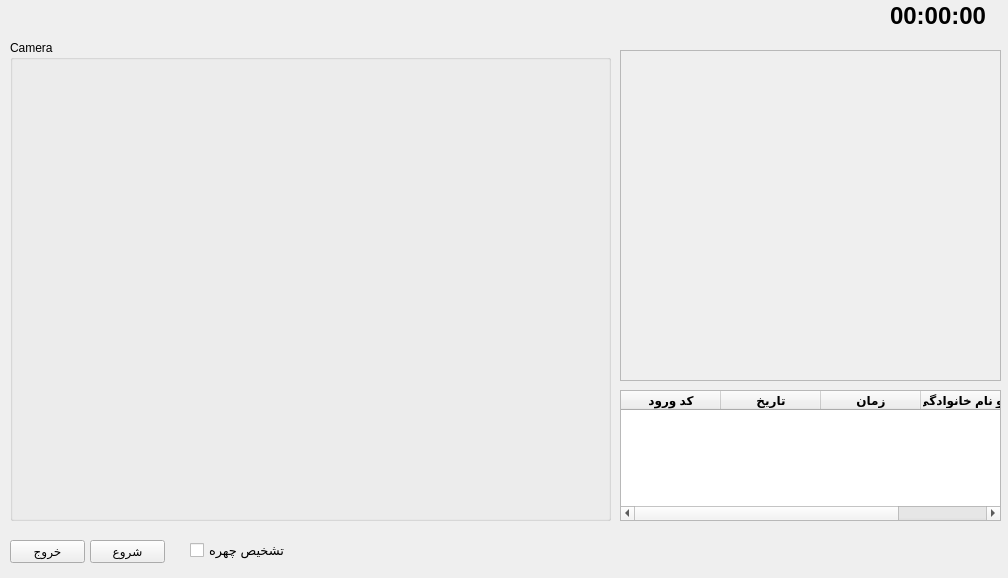
Qt form ui_main_window.ui (shahram-arefhakimi/Visitors_with_PySide2) before a commit.
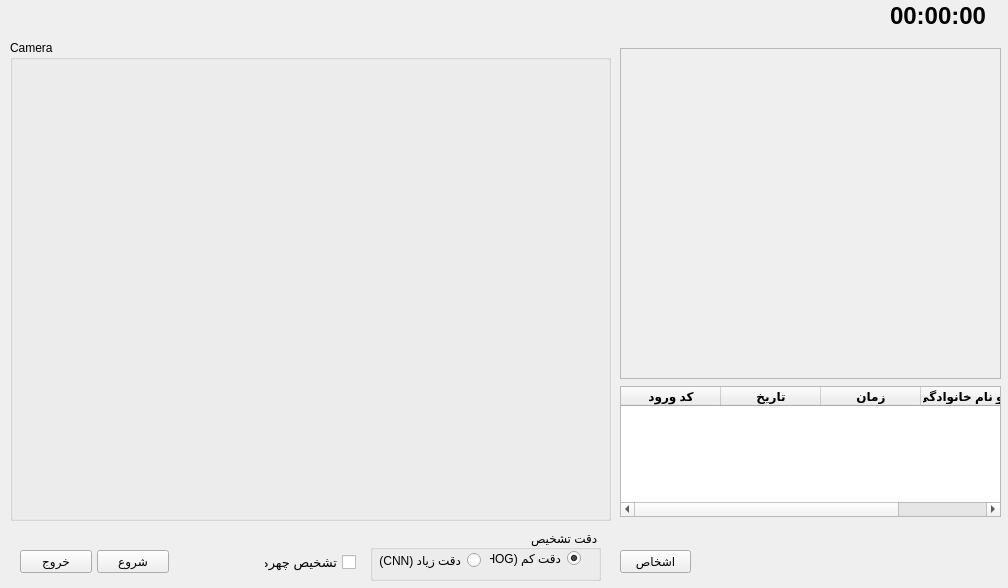
The same form after that commit.

Commit message: create and connect Person form

Diff of the .ui file:
```diff
--- a/ui_main_window.ui
+++ b/ui_main_window.ui
@@ -7,7 +7,7 @@
     <x>0</x>
     <y>0</y>
     <width>1008</width>
-    <height>578</height>
+    <height>588</height>
    </rect>
   </property>
   <property name="windowTitle">
@@ -16,9 +16,9 @@
   <widget class="QPushButton" name="control_bt">
    <property name="geometry">
     <rect>
-     <x>90</x>
-     <y>540</y>
-     <width>75</width>
+     <x>97</x>
+     <y>550</y>
+     <width>72</width>
      <height>23</height>
     </rect>
    </property>
@@ -55,9 +55,9 @@
   <widget class="QPushButton" name="BtnExit">
    <property name="geometry">
     <rect>
-     <x>10</x>
-     <y>540</y>
-     <width>75</width>
+     <x>20</x>
+     <y>550</y>
+     <width>72</width>
      <height>23</height>
     </rect>
    </property>
@@ -95,7 +95,7 @@
    <property name="geometry">
     <rect>
      <x>620</x>
-     <y>50</y>
+     <y>48</y>
      <width>381</width>
      <height>331</height>
     </rect>
@@ -118,7 +118,7 @@
    <property name="geometry">
     <rect>
      <x>620</x>
-     <y>390</y>
+     <y>386</y>
      <width>381</width>
      <height>131</height>
     </rect>
@@ -156,10 +156,10 @@
    </property>
    <property name="geometry">
     <rect>
-     <x>190</x>
-     <y>540</y>
-     <width>101</width>
-     <height>21</height>
+     <x>264</x>
+     <y>552</y>
+     <width>92</width>
+     <height>20</height>
     </rect>
    </property>
    <property name="font">
@@ -171,10 +171,71 @@
    <property name="tabletTracking">
     <bool>false</bool>
    </property>
+   <property name="layoutDirection">
+    <enum>Qt::RightToLeft</enum>
+   </property>
    <property name="text">
     <string>تشخیص چهره</string>
    </property>
   </widget>
+  <widget class="QGroupBox" name="groupBox">
+   <property name="geometry">
+    <rect>
+     <x>370</x>
+     <y>530</y>
+     <width>231</width>
+     <height>51</height>
+    </rect>
+   </property>
+   <property name="layoutDirection">
+    <enum>Qt::RightToLeft</enum>
+   </property>
+   <property name="title">
+    <string>دقت تشخیص</string>
+   </property>
+   <widget class="QRadioButton" name="cnn">
+    <property name="geometry">
+     <rect>
+      <x>0</x>
+      <y>20</y>
+      <width>111</width>
+      <height>21</height>
+     </rect>
+    </property>
+    <property name="text">
+     <string>(CNN) دقت زیاد</string>
+    </property>
+   </widget>
+   <widget class="QRadioButton" name="hog">
+    <property name="geometry">
+     <rect>
+      <x>120</x>
+      <y>20</y>
+      <width>91</width>
+      <height>17</height>
+     </rect>
+    </property>
+    <property name="text">
+     <string>(HOG) دقت کم</string>
+    </property>
+    <property name="checked">
+     <bool>true</bool>
+    </property>
+   </widget>
+  </widget>
+  <widget class="QPushButton" name="BtnPersons">
+   <property name="geometry">
+    <rect>
+     <x>620</x>
+     <y>550</y>
+     <width>71</width>
+     <height>23</height>
+    </rect>
+   </property>
+   <property name="text">
+    <string>اشخاص</string>
+   </property>
+  </widget>
  </widget>
  <resources/>
  <connections/>
```
The commit also changes 6 other files.
